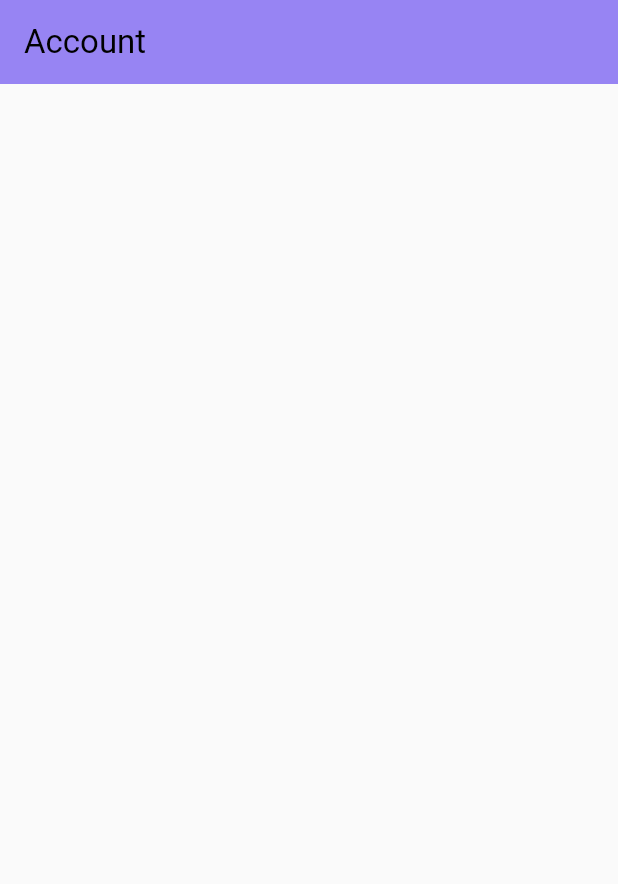
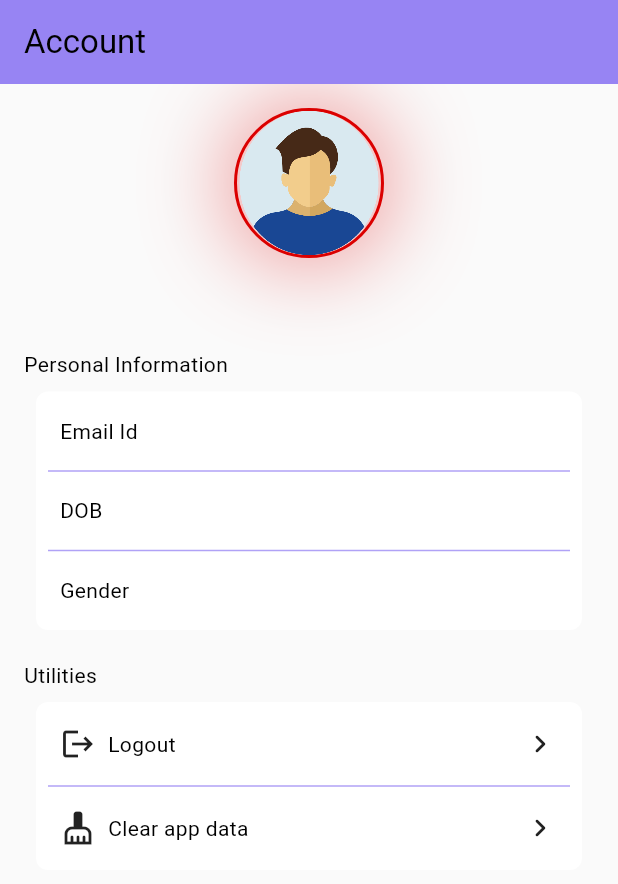
Before and after one commit to debabrataroy1/movie_flutter_demo, a Flutter app: the AccountPage screen opened by its route, on a phone screen of 412 x 824 dp. Shown: the top 884 px of the screen. Run offline on Flutter 3.47's test engine with Material 3 defaults, Android fonts, the phone set to English and light mode, and no system bars; our stand-ins replace dio, flutter_bloc, get_it, go_router, image_picker, retrofit and 1 more; missing offline and left inert: encrypt; accounts and stored records are empty; generated files the repository leaves out were written again; statements that could not run were skipped.

Commit message:
complete Account page

```diff
--- a/lib/Constants/app_shared_pref.dart
+++ b/lib/Constants/app_shared_pref.dart
@@ -12,28 +12,33 @@ enum AppSharedPrefKey {
 
 class AppSharedPref {
 
-   setString({required AppSharedPrefKey key, required String value}) async {
+  setString({required AppSharedPrefKey key, required String value}) async {
 
     SharedPreferences pref = await SharedPreferences.getInstance();
     pref.setString(key.name, value);
   }
 
-   Future<String> getString({required AppSharedPrefKey key}) async {
+  Future<String> getString({required AppSharedPrefKey key}) async {
     SharedPreferences pref = await SharedPreferences.getInstance();
     return pref.getString(key.name) ?? "";
   }
 
-   setBool({required AppSharedPrefKey key, required bool value}) async {
+  setBool({required AppSharedPrefKey key, required bool value}) async {
     SharedPreferences preferences = await SharedPreferences.getInstance();
     preferences.setBool(key.name, value);
   }
 
-   Future<bool> getBool({required AppSharedPrefKey key}) async {
+  Future<bool> getBool({required AppSharedPrefKey key}) async {
     SharedPreferences pref = await SharedPreferences.getInstance();
     return pref.getBool(key.name) ?? false;
   }
 
-   void clear() async {
+  void remove(AppSharedPrefKey key) async{
+    SharedPreferences pref = await SharedPreferences.getInstance();
+    pref.remove(key.name);
+  }
+
+  void clear() async {
     SharedPreferences pref = await SharedPreferences.getInstance();
     pref.clear();
   }
--- a/lib/Constants/icons_constants.dart
+++ b/lib/Constants/icons_constants.dart
@@ -5,4 +5,7 @@ class AppIcons {
   static const favourites = Icons.favorite_border_outlined;
   static const favouriteFill = Icons.favorite;
   static const edit = Icons.edit;
+  static const logout = Icons.logout;
+  static const clear = Icons.cleaning_services;
+  static const arrow = Icons.chevron_right_rounded;
 }
--- /dev/null
+++ b/lib/Helper/common_alert.dart
@@ -0,0 +1,46 @@
+import 'package:flutter/material.dart';
+import 'package:movie_flutter_demo/Extensions/build_context_extension.dart';
+import 'package:movie_flutter_demo/Helper/CommonButton.dart';
+
+class AppAlert {
+  final String? title;
+  final String? message;
+  final String? confirmBtnText;
+  final VoidCallback? cancelTap;
+  final VoidCallback? confirmTap;
+  final bool? isNeedConfirmBtn;
+  const AppAlert({this.title = '', this.message, this.confirmBtnText = 'OK',
+    this.isNeedConfirmBtn = true, this.cancelTap, this.confirmTap});
+
+  void showDialogBox(BuildContext context) {
+    showDialog(
+        context: context,
+        builder: (BuildContext context) {
+          return AlertDialog(
+              title: title != '' ? Text(title ?? '') : null,
+              content:  Text(message ?? ''),
+              actions:[
+                AppTextButton(
+                    title: context.l10n.cancel,
+                    onPressed: () {
+                      Navigator.of(context).pop();
+                      if (cancelTap != null){
+                        cancelTap!();
+                      }
+                    }
+                ),
+                if (isNeedConfirmBtn ?? false)
+                  AppTextButton(
+                      title: confirmBtnText ?? '',
+                      onPressed: () {
+                        Navigator.of(context).pop();
+                        if (confirmTap != null){
+                          confirmTap!();
+                        }
+                      }
+                  )
+              ]);
+        }
+    );
+  }
+}
--- a/lib/Screens/account/account_page.dart
+++ b/lib/Screens/account/account_page.dart
@@ -1,5 +1,19 @@
+import 'dart:io';
 import 'package:flutter/material.dart';
+import 'package:movie_flutter_demo/Constants/app_shared_pref.dart';
+import 'package:movie_flutter_demo/Constants/font_size_constants.dart';
+import 'package:movie_flutter_demo/Constants/icons_constants.dart';
+import 'package:movie_flutter_demo/Constants/padding_constants.dart';
+import 'package:movie_flutter_demo/Constants/spacing_constants.dart';
 import 'package:movie_flutter_demo/Extensions/build_context_extension.dart';
+import 'package:movie_flutter_demo/Helper/common_alert.dart';
+import 'package:movie_flutter_demo/Routes/app_router_config.dart';
+import 'package:movie_flutter_demo/Screens/account/widgets/profile_action_widget.dart';
+import 'package:movie_flutter_demo/Screens/account/widgets/profile_card_widget.dart';
+import 'package:movie_flutter_demo/Screens/account/widgets/profile_image_widget.dart';
+import 'package:movie_flutter_demo/Screens/account/widgets/profile_info_widget.dart';
+import 'package:movie_flutter_demo/Utils/file_manager.dart';
+import 'package:movie_flutter_demo/di/injector.dart';
 
 class AccountPage extends StatefulWidget {
   const AccountPage({super.key});
@@ -9,11 +23,73 @@ class AccountPage extends StatefulWidget {
 }
 
 class _AccountPageState extends State<AccountPage> {
+  File? _pickedImage;
+  String? name, email, dob, gender;
+  var sharedInstance = AppInjector.getIt<AppSharedPref>();
+  @override
+  void initState() {
+    getData();
+    super.initState();
+  }
+  getData() async {
+    _pickedImage = await FileManager().getFile(await sharedInstance.getString(key: AppSharedPrefKey.profileImage));
+    name = await sharedInstance.getString(key: AppSharedPrefKey.fullName);
+    email = await sharedInstance.getString(key: AppSharedPrefKey.email);
+    dob = await sharedInstance.getString(key: AppSharedPrefKey.dob);
+    gender = await sharedInstance.getString(key: AppSharedPrefKey.gender);
+    setState(() { });
+  }
+
   @override
   Widget build(BuildContext context) {
     return Scaffold(
-      appBar: AppBar(title: Text(context.l10n.account)),
-      body: Container(),
+        appBar: AppBar(title: Text(context.l10n.account)),
+        body: SingleChildScrollView(
+            child: Padding(
+                padding: const EdgeInsets.only(left: AppPaddings.regular, right: AppPaddings.regular, top: AppPaddings.regular),
+                child: Column(
+                    crossAxisAlignment: CrossAxisAlignment.start,
+                    children: [
+                      ProfileImageWidget(gender ?? '', pickedImage: _pickedImage),
+                      const SizedBox(height: AppSpacing.small),
+                      Center(child: Text(name ?? '', style: const TextStyle(fontWeight: FontWeight.bold, fontSize: AppFontSize.large))),
+                      const SizedBox(height: AppSpacing.regular),
+                      Text(context.l10n.personalInformation),
+                      ProfileCardWidget(
+                          child: Column(children: [
+                            Info(context.l10n.emailAddress, email ?? ''),
+                            const Divider(),
+                            Info(context.l10n.dob, dob ?? ''),
+                            const Divider(),
+                            Info(context.l10n.gender, gender ?? ''),
+                          ])
+                      ),
+                      const SizedBox(height: AppSpacing.small),
+                      Text(context.l10n.utilities),
+                      ProfileCardWidget(
+                          child:Column(
+                              children: [
+                                ProfileActionWidget(context.l10n.logout, AppIcons.logout, onTap: _logout),
+                                const Divider(),
+                                ProfileActionWidget(context.l10n.clearAppData, AppIcons.clear, onTap: _clear)
+                              ])
+                      )
+                    ])
+            )
+        )
     );
   }
+  void _logout() {
+    AppAlert(title: context.l10n.logout, message: context.l10n.logoutMessage, confirmBtnText: context.l10n.logout,confirmTap: () {
+      sharedInstance.remove(AppSharedPrefKey.loginStatus);
+      const OnboardingRoute().go(context);
+    }).showDialogBox(context);
+  }
+
+  void _clear() {
+    AppAlert(title: context.l10n.delete, message: context.l10n.dataDeleteMessage,confirmBtnText:context.l10n.clear, confirmTap: () {
+      sharedInstance.clear();
+      const OnboardingRoute().go(context);
+    }).showDialogBox(context);
+  }
 }
--- /dev/null
+++ b/lib/Screens/account/widgets/profile_action_widget.dart
@@ -0,0 +1,28 @@
+import 'package:flutter/material.dart';
+import 'package:movie_flutter_demo/Constants/icons_constants.dart';
+import 'package:movie_flutter_demo/Constants/padding_constants.dart';
+import 'package:movie_flutter_demo/Constants/spacing_constants.dart';
+
+class ProfileActionWidget extends StatelessWidget {
+  final IconData icon;
+  final String label;
+  final GestureTapCallback? onTap;
+  const ProfileActionWidget(this.label,this.icon, {this.onTap, super.key});
+
+  @override
+  Widget build(BuildContext context) {
+    return InkWell(
+      onTap: onTap,
+      child: Padding(padding: const EdgeInsets.all(AppPaddings.extraSmall),
+          child:
+          Row(children: [
+            Icon(icon),
+            const SizedBox(width: AppSpacing.extraSmall),
+            Text(label),
+            const Spacer(),
+            const Icon(AppIcons.arrow)
+          ])
+      )
+    );
+  }
+}
--- /dev/null
+++ b/lib/Screens/account/widgets/profile_card_widget.dart
@@ -0,0 +1,21 @@
+import 'package:flutter/material.dart';
+import 'package:movie_flutter_demo/Constants/border_radius_constants.dart';
+import 'package:movie_flutter_demo/Constants/padding_constants.dart';
+
+class ProfileCardWidget extends StatelessWidget {
+  final Widget child;
+  const ProfileCardWidget({super.key, required this.child});
+
+  @override
+  Widget build(BuildContext context) {
+    return Padding(padding: const EdgeInsets.all(AppPaddings.extraSmall),
+        child: Container(
+            padding: const EdgeInsets.all(AppPaddings.extraSmall),
+            decoration: BoxDecoration(
+                color: Theme.of(context).cardColor,
+                borderRadius: BorderRadius.circular(AppBorderRadius.regular)
+            ),
+            child: child)
+    );
+  }
+}
--- /dev/null
+++ b/lib/Screens/account/widgets/profile_image_widget.dart
@@ -0,0 +1,44 @@
+import 'package:flutter/material.dart';
+import 'package:movie_flutter_demo/Constants/border_radius_constants.dart';
+import 'package:movie_flutter_demo/Constants/color_constants.dart';
+import 'dart:io';
+import 'package:movie_flutter_demo/Constants/icon_size_constants.dart';
+import 'package:movie_flutter_demo/Extensions/build_context_extension.dart';
+import 'package:movie_flutter_demo/gen/assets.gen.dart';
+
+class ProfileImageWidget extends StatelessWidget {
+  final String gender;
+  final File? pickedImage;
+  const ProfileImageWidget(this.gender, {super.key, this.pickedImage});
+
+  @override
+  Widget build(BuildContext context) {
+    return Center(
+      child: Container(
+          width: AppIconSize.logo,
+          height: AppIconSize.logo,
+          decoration: BoxDecoration(
+            boxShadow: [
+              BoxShadow(
+                color: AppColors.primaryColor.withAlpha(100), // Change color of the shadow
+                blurRadius: AppBorderRadius.extraLarge,
+                spreadRadius: 4.0,
+              )
+            ],
+            border: Border.all(
+                color: AppColors.primaryColor,
+                width: 2.0
+            ),
+            borderRadius: BorderRadius.circular(AppBorderRadius.extraLarge),
+          ),
+          child:  pickedImage != null ?
+          ClipRRect(borderRadius: BorderRadius.circular(AppBorderRadius.extraLarge),
+              child: Image.file(pickedImage!, fit: BoxFit.cover,
+                  height: AppIconSize.logo, width: AppIconSize.logo))
+              : gender == context.l10n.other ? Assets.images.other.image()
+              : gender == context.l10n.female ? Assets.images.woman.image()
+              : Assets.images.man.image()
+      ),
+    );
+  }
+}
--- /dev/null
+++ b/lib/Screens/account/widgets/profile_info_widget.dart
@@ -0,0 +1,20 @@
+import 'package:flutter/material.dart';
+import 'package:movie_flutter_demo/Constants/padding_constants.dart';
+class Info extends StatelessWidget {
+  final String label;
+  final String value;
+  const Info(this.label,this.value, {super.key});
+
+  @override
+  Widget build(BuildContext context) {
+    return Padding(
+        padding: const EdgeInsets.all(AppPaddings.extraSmall),
+        child: Row(
+            children: [
+              Text(label),
+              const Spacer(),
+              Text(value)
+            ])
+    );
+  }
+}
--- a/lib/Screens/signup/profile_Image.dart
+++ b/lib/Screens/signup/profile_Image.dart
@@ -31,7 +31,7 @@ class _ProfileImageState extends State<ProfileImage> {
                   alignment: AlignmentDirectional.center,
                   decoration: BoxDecoration(
                     border: Border.all(
-                        color: Colors.red,
+                        color: AppColors.primaryColor,
                         width: 2.0
                     ),
                     borderRadius: BorderRadius.circular(AppBorderRadius.extraLarge),
@@ -47,7 +47,7 @@ class _ProfileImageState extends State<ProfileImage> {
               top: 60,
               child: InkWell(
                   onTap:(){
-                    AppImagePicker(context, pickerImage:(image){
+                    AppImagePicker(context, pickerImage:(image) {
                       setState(() {
                         _pickedImage = image;
                       });
@@ -59,9 +59,9 @@ class _ProfileImageState extends State<ProfileImage> {
                   child: Container(
                       padding: const EdgeInsets.all(AppPaddings.mini),
                       decoration: BoxDecoration(
-                        color: Colors.white,
+                        color: AppColors.whiteTextColor,
                         border: Border.all(
-                          color: Colors.red,
+                          color: AppColors.primaryColor,
                           width: 1.0,
                         ),
                         borderRadius: BorderRadius.circular(AppBorderRadius.medium),
--- a/lib/Theme/app_theme.dart
+++ b/lib/Theme/app_theme.dart
@@ -55,7 +55,7 @@ class ThemeManager {
       canvasColor: Colors.grey.shade900,
       colorScheme: const ColorScheme(
         brightness: Brightness.dark,
-        primary: Color(0xff212121),
+        primary: AppColors.primaryColor,
         onPrimary: Color(0xffffffff),
         secondary: AppColors.primaryColor,
         onSecondary: Color(0xff212121),
--- a/lib/Utils/file_manager.dart
+++ b/lib/Utils/file_manager.dart
@@ -10,9 +10,17 @@ class FileManager {
     return localImage;
   }
 
-  Future<File> getFile(String fileName) async {
+  Future<File?> getFile(String fileName) async {
+    if (fileName.isEmpty) {
+      return null;
+    }
     String path = await _getPath();
-    return File('$path/$fileName');
+    File file = File('$path/$fileName');
+    if (file.existsSync()) {
+    return file;
+    } else {
+      return null;
+    }
   }
 
   Future<String> _getPath() async {
--- a/lib/l10n/app_en.arb
+++ b/lib/l10n/app_en.arb
@@ -34,5 +34,14 @@
   "genderIsRequired": "Please select gender",
   "chooseImage": "Choose image source",
   "camera": "Camera",
-  "gallery":  "Gallery"
+  "gallery":  "Gallery",
+  "personalInformation": "Personal Information",
+  "utilities": "Utilities",
+  "logout": "Logout",
+  "clearAppData": "Clear app data",
+  "cancel": "Cancel",
+  "logoutMessage": "Are you sure you want to logout?",
+  "delete": "Delete",
+  "dataDeleteMessage": "Are you sure you want to clear app data?",
+  "clear": "Clear"
 }
```
